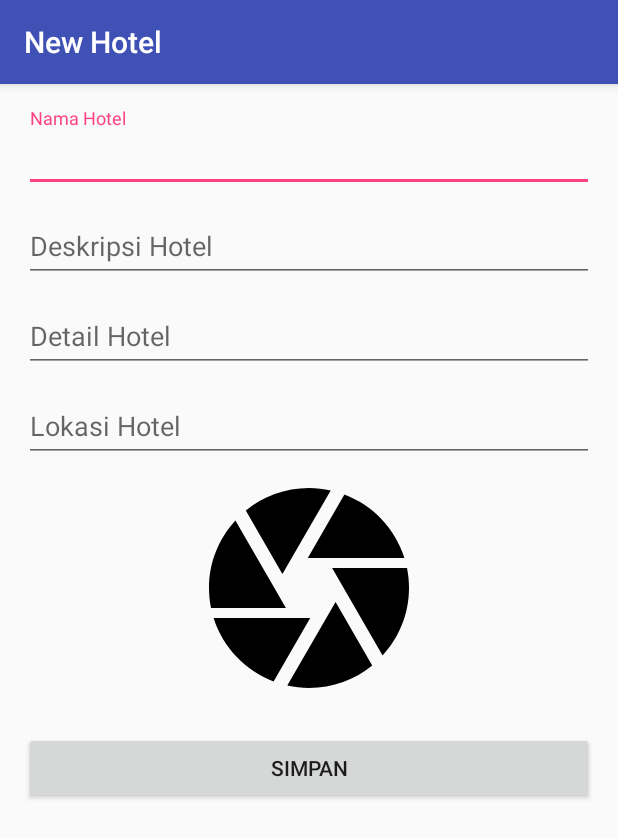
After one commit to ochaperdana/RecyclerView3, an Android app: the InputActivity screen opened directly, with no data from a screen before it, on a phone screen of 412 x 824 dp. The commit adds this screen. Shown: the top 838 px of the screen. Run offline under Robolectric (Android 15) with nearby library versions, the phone set to English and light mode, and no system bars.

Commit message:
(+)RecyclerView View Add

```diff
--- a/app/src/main/AndroidManifest.xml
+++ b/app/src/main/AndroidManifest.xml
@@ -21,7 +21,8 @@
         <activity
             android:name=".DetailActivity"
             android:label="@string/title_activity_detail"
-            android:theme="@style/AppTheme.NoActionBar"></activity>
+            android:theme="@style/AppTheme.NoActionBar" />
+        <activity android:name=".InputActivity"></activity>
     </application>
 
 </manifest>
--- /dev/null
+++ b/app/src/main/java/id/sch/smktelkom_mlg/learn/recyclerview3/InputActivity.java
@@ -0,0 +1,141 @@
+package id.sch.smktelkom_mlg.learn.recyclerview3;
+
+import android.content.Intent;
+import android.net.Uri;
+import android.os.Build;
+import android.support.design.widget.Snackbar;
+import android.support.design.widget.TextInputLayout;
+import android.support.v7.app.AppCompatActivity;
+import android.os.Bundle;
+import android.view.View;
+import android.widget.EditText;
+import android.widget.ImageView;
+
+import id.sch.smktelkom_mlg.learn.recyclerview3.model.Hotel;
+
+public class InputActivity extends AppCompatActivity {
+    static final int REQUEST_IMAGE_GET = 1;
+    EditText etJudul;
+    EditText etDeskripsi;
+    EditText etDetail;
+    EditText etLokasi;
+    ImageView ivFoto;
+    Uri uriFoto;
+    Hotel hotel;
+
+    @Override
+    protected void onCreate(Bundle savedInstanceState) {
+        super.onCreate(savedInstanceState);
+        setContentView(R.layout.activity_input);
+        etJudul = (EditText) findViewById(R.id.editTextNama);
+        etDeskripsi = (EditText) findViewById(R.id.editTextDeskripsi);
+        etDetail = (EditText) findViewById(R.id.editTextDetail);
+        etLokasi = (EditText) findViewById(R.id.editTextLokasi);
+        ivFoto = (ImageView) findViewById(R.id.imageViewFoto);
+
+        hotel = (Hotel) getIntent().getSerializableExtra(MainActivity.HOTEL);
+        if (hotel != null) {
+            setTitle("Edit" + hotel.judul);
+            fillData();
+        } else {
+            setTitle("New Hotel");
+        }
+
+        ivFoto.setOnClickListener(new View.OnClickListener() {
+            @Override
+            public void onClick(View v) {
+                pickPhoto();
+            }
+        });
+
+        findViewById(R.id.buttonSimpan).setOnClickListener(
+                new View.OnClickListener() {
+                    @Override
+                    public void onClick(View v) {
+                        doSave();
+                    }
+                });
+    }
+
+    private void fillData() {
+        etJudul.setText(hotel.judul);
+        etDeskripsi.setText(hotel.deskripsi);
+        etDetail.setText(hotel.detail);
+        etLokasi.setText(hotel.lokasi);
+        uriFoto = Uri.parse(hotel.foto);
+        ivFoto.setImageURI(uriFoto);
+    }
+
+    private void doSave() {
+        String judul = etJudul.getText().toString();
+        String deskripsi = etDeskripsi.getText().toString();
+        String detail = etDetail.getText().toString();
+        String lokasi = etLokasi.getText().toString();
+
+        if (isValid(judul, deskripsi, detail, lokasi, uriFoto)) {
+            hotel = new Hotel(judul, deskripsi,
+                    detail, lokasi, uriFoto.toString());
+
+            Intent intent = new Intent();
+            intent.putExtra(MainActivity.HOTEL, hotel);
+            setResult(RESULT_OK, intent);
+            finish();
+        }
+    }
+
+    private boolean isValid(String judul, String deskripsi, String detail, String lokasi, Uri uriFoto) {
+        boolean valid = true;
+        if (judul.isEmpty()) {
+            setErrorEmpty(etJudul);
+            valid = false;
+        }
+        if (deskripsi.isEmpty()) {
+            setErrorEmpty(etDeskripsi);
+            valid = false;
+        }
+
+        if (detail.isEmpty()) {
+            setErrorEmpty(etDetail);
+            valid = false;
+        }
+
+        if (lokasi.isEmpty()) {
+            setErrorEmpty(etLokasi);
+            valid = false;
+        }
+        if (uriFoto == null) {
+            Snackbar.make(ivFoto, "Foto Belum Ada", Snackbar.LENGTH_SHORT)
+                    .show();
+            valid = false;
+        }
+
+        return valid;
+    }
+
+    private void setErrorEmpty(EditText editText) {
+        editText.setError(((TextInputLayout) editText.getParent().getParent())
+                .getHint() + " Belum Diisi ");
+    }
+
+    private void pickPhoto() {
+        Intent intent;
+        if (Build.VERSION.SDK_INT < Build.VERSION_CODES.KITKAT) {
+            intent = new Intent(Intent.ACTION_GET_CONTENT);
+        } else {
+            intent = new Intent(Intent.ACTION_OPEN_DOCUMENT);
+            intent.addCategory(Intent.CATEGORY_OPENABLE);
+        }
+        intent.setType("image/*");
+        if (intent.resolveActivity(getPackageManager()) != null)
+            startActivityForResult(intent, REQUEST_IMAGE_GET);
+    }
+
+    @Override
+    protected void onActivityResult(int requestCode, int resultCode, Intent data) {
+        super.onActivityResult(requestCode, resultCode, data);
+        if (requestCode == REQUEST_IMAGE_GET && resultCode == RESULT_OK) {
+            uriFoto = data.getData();
+            ivFoto.setImageURI(uriFoto);
+        }
+    }
+    }
--- /dev/null
+++ b/app/src/main/res/layout/activity_input.xml
@@ -0,0 +1,89 @@
+<?xml version="1.0" encoding="utf-8"?>
+<ScrollView xmlns:android="http://schemas.android.com/apk/res/android"
+    xmlns:app="http://schemas.android.com/apk/res-auto"
+    xmlns:tools="http://schemas.android.com/tools"
+    android:layout_width="match_parent"
+    android:layout_height="match_parent">
+
+    <LinearLayout
+        android:id="@+id/activity_input"
+        android:layout_width="match_parent"
+        android:layout_height="wrap_content"
+        android:orientation="vertical"
+        android:paddingBottom="@dimen/activity_vertical_margin"
+        android:paddingLeft="@dimen/activity_horizontal_margin"
+        android:paddingRight="@dimen/activity_horizontal_margin"
+        android:paddingTop="@dimen/activity_vertical_margin"
+        tools:context="id.sch.smktelkom_mlg.learn.recyclerview3.InputActivity">
+
+        <android.support.design.widget.TextInputLayout
+            android:layout_width="match_parent"
+            android:layout_height="wrap_content"
+            android:hint="Nama Hotel">
+
+            <android.support.design.widget.TextInputEditText
+                android:id="@+id/editTextNama"
+                android:layout_width="match_parent"
+                android:layout_height="wrap_content" />
+        </android.support.design.widget.TextInputLayout>
+
+        <android.support.design.widget.TextInputLayout
+            android:layout_width="match_parent"
+            android:layout_height="wrap_content"
+            android:layout_marginTop="4dp"
+            android:hint="Deskripsi Hotel">
+
+            <android.support.design.widget.TextInputEditText
+                android:id="@+id/editTextDeskripsi"
+                android:layout_width="match_parent"
+                android:layout_height="wrap_content" />
+
+        </android.support.design.widget.TextInputLayout>
+
+        <android.support.design.widget.TextInputLayout
+            android:layout_width="match_parent"
+            android:layout_height="wrap_content"
+            android:layout_marginTop="4dp"
+            android:hint="Detail Hotel">
+
+            <android.support.design.widget.TextInputEditText
+                android:id="@+id/editTextDetail"
+                android:layout_width="match_parent"
+                android:layout_height="wrap_content"
+                android:inputType="textMultiLine" />
+
+        </android.support.design.widget.TextInputLayout>
+
+
+        <android.support.design.widget.TextInputLayout
+            android:layout_width="match_parent"
+            android:layout_height="wrap_content"
+            android:layout_marginTop="4dp"
+            android:hint="Lokasi Hotel">
+
+            <android.support.design.widget.TextInputEditText
+                android:id="@+id/editTextLokasi"
+                android:layout_width="match_parent"
+                android:layout_height="wrap_content" />
+
+        </android.support.design.widget.TextInputLayout>
+
+        <ImageView
+            android:id="@+id/imageViewFoto"
+            android:layout_width="match_parent"
+            android:layout_height="wrap_content"
+            android:layout_gravity="center"
+            android:layout_marginTop="4dp"
+            android:minHeight="160dp"
+            android:scaleType="fitCenter"
+            app:srcCompat="@drawable/ic_camera_black_24dp" />
+
+        <Button
+            android:id="@+id/buttonSimpan"
+            android:layout_width="match_parent"
+            android:layout_height="wrap_content"
+            android:layout_marginTop="16dp"
+            android:text="Simpan" />
+
+    </LinearLayout>
+</ScrollView>
--- a/app/src/main/res/layout/activity_main.xml
+++ b/app/src/main/res/layout/activity_main.xml
@@ -29,6 +29,7 @@
         android:layout_height="wrap_content"
         android:layout_gravity="bottom|end"
         android:layout_margin="@dimen/fab_margin"
-        app:srcCompat="@android:drawable/ic_dialog_email" />
+        android:tint="@android:color/white"
+        app:srcCompat="@drawable/ic_add_black_24dp" />
 
 </android.support.design.widget.CoordinatorLayout>
```
Also changed, not shown: app/src/main/java/id/sch/smktelkom_mlg/learn/recyclerview3/MainActivity.java (+15 -2 lines).
